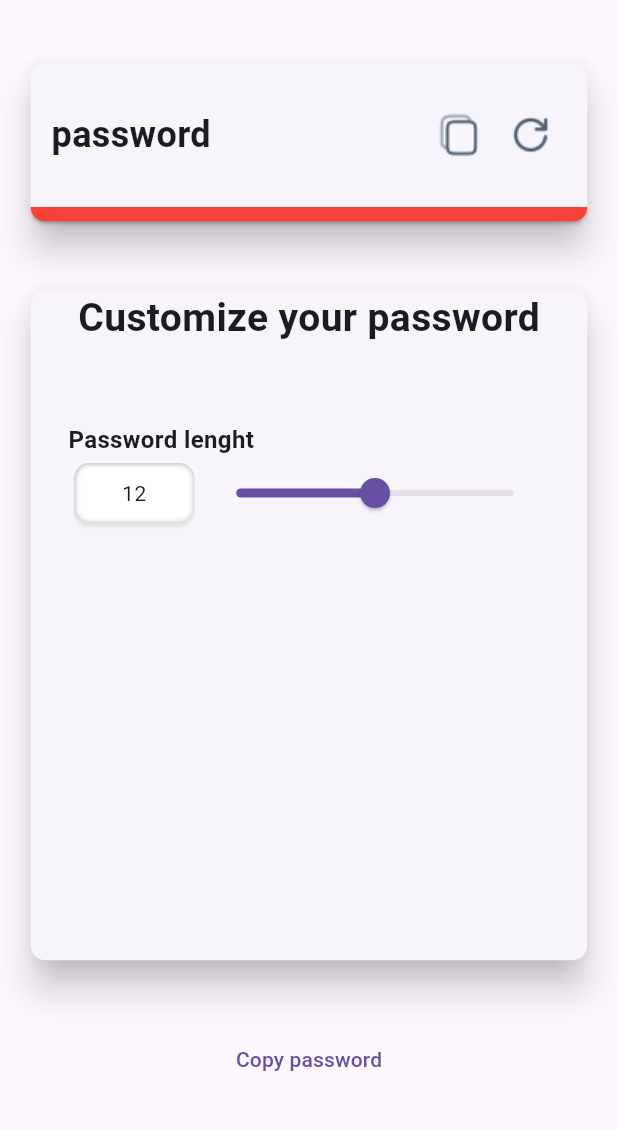
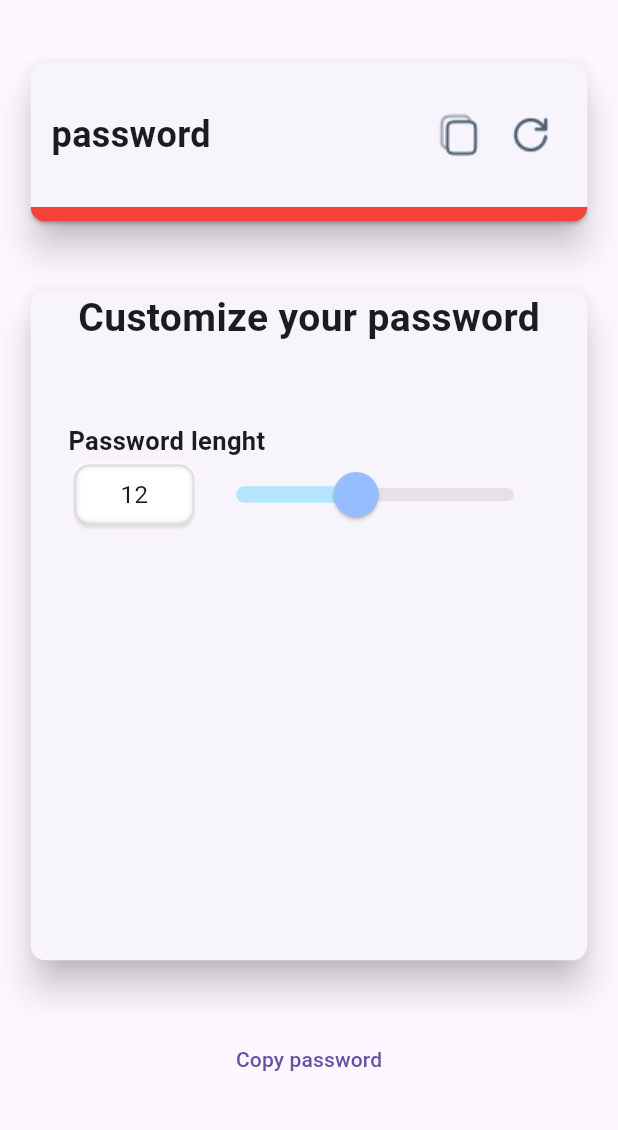
Before and after one commit to tortamque/Passlum, a Flutter app: the screen it shows after launch, on a phone screen of 412 x 824 dp, the part 84-1214 px from its top. Run offline on Flutter 3.47's test engine with Material 2 defaults, Android fonts, the light colour scheme and no system bars.

Commit message:
Add colors to slider

```diff
--- a/lib/main.dart
+++ b/lib/main.dart
@@ -91,7 +91,7 @@ class _HomePageState extends State<HomePage> {
                               "Password lenght",
                               style: TextStyle(
                                 fontWeight: FontWeight.w600,
-                                fontSize: 16
+                                fontSize: 17
                               ),
                             ),
                             Row(
@@ -119,7 +119,7 @@ class _HomePageState extends State<HomePage> {
                                     child: Center(child: Text(
                                       _passwordLenght.toString(),
                                       style: const TextStyle(
-                                        fontSize: 14
+                                        fontSize: 16
                                       ),
                                     )),
                                   ),
@@ -127,13 +127,18 @@ class _HomePageState extends State<HomePage> {
                                 Expanded(
                                   child: SliderTheme(
                                     data: SliderTheme.of(context).copyWith(
+                                      showValueIndicator: ShowValueIndicator.never,
+                                      thumbColor: CustomColors.darkBlue,
+                                      activeTrackColor: CustomColors.lightBlue,
+                                      trackHeight: 9,
+                                      thumbShape: const RoundSliderThumbShape(enabledThumbRadius: 15),
                                       tickMarkShape: SliderTickMarkShape.noTickMark,
                                     ),
                                     child: Slider(
                                       value: _passwordLenght.toDouble(),
-                                      min: 4,
+                                      min: 6,
                                       max: 20,
-                                      divisions: 16,
+                                      divisions: 14,
                                       label: _passwordLenght.round().toString(),
                                       onChanged: (double newValue){
                                         setState(() {
```
